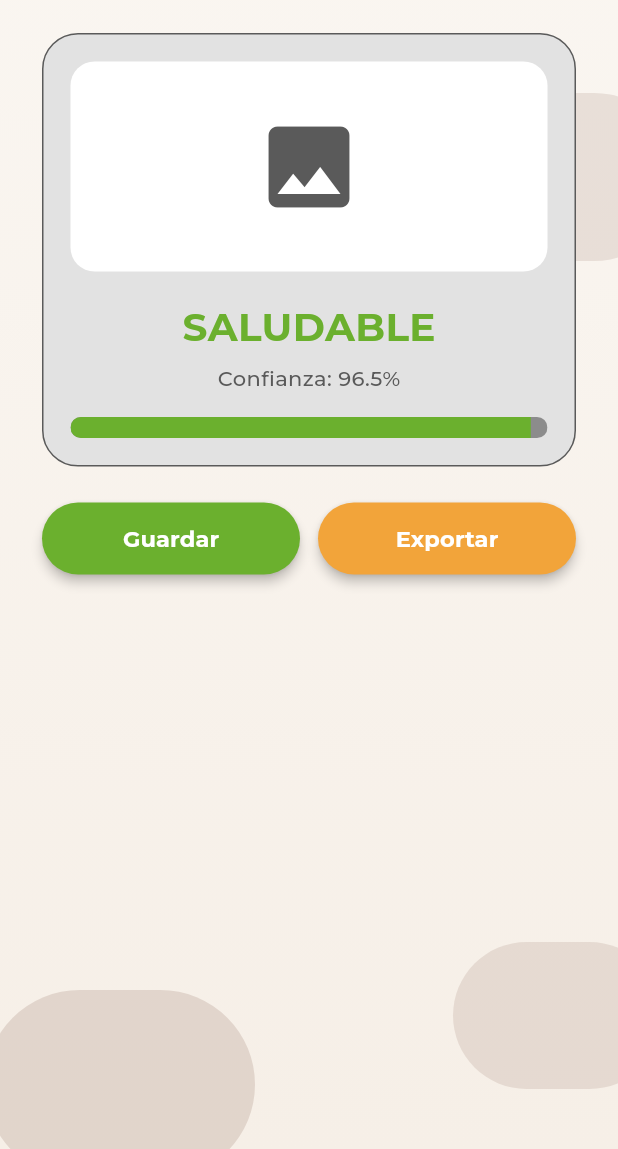
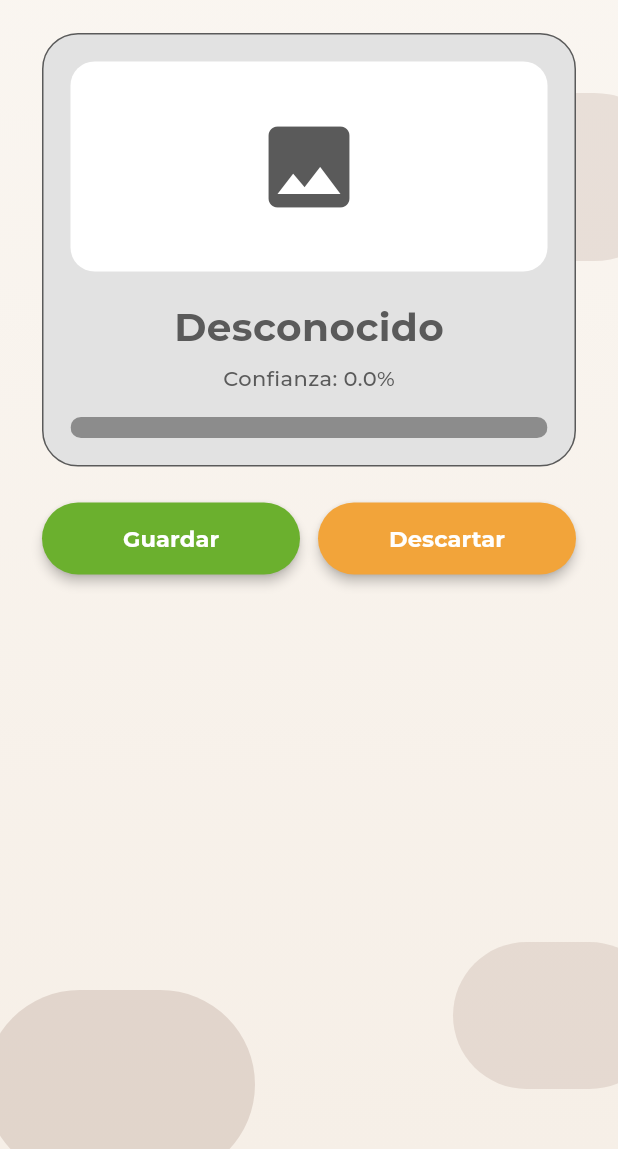
Before and after one commit to adminLTR/CacaoLens, a Flutter app: the ResultScreen screen opened by its route, on a phone screen of 412 x 824 dp, the part 87-1236 px from its top. Run offline on Flutter 3.47's test engine with Material 3 defaults, Android fonts, the phone set to English and light mode, and no system bars; our stand-ins replace connectivity_plus, google_fonts, image_picker; missing offline and left inert: tflite_flutter.

Commit message:
reconocimiento de imagenes

```diff
--- a/frontend/lib/screens/result_screen.dart
+++ b/frontend/lib/screens/result_screen.dart
@@ -1,5 +1,8 @@
+import 'dart:io';
 import 'package:flutter/material.dart';
+import 'package:provider/provider.dart';
 
+import '../providers/analysis_provider.dart';
 import '../theme/app_colors.dart';
 import '../theme/app_text_styles.dart';
 import '../widgets/app_button.dart';
@@ -13,7 +16,40 @@ class ResultScreen extends StatelessWidget {
     return AppScaffold(
       showMenu: true,
       title: const Text('Resultados'),
-      body: SingleChildScrollView(
+      body: Consumer<AnalysisProvider>(
+        builder: (context, provider, child) {
+
+          if (provider.isLoading) {
+            return const Center(
+              child: Column(
+                mainAxisAlignment: MainAxisAlignment.center,
+                children: [
+                  CircularProgressIndicator(color: AppColors.green),
+                  SizedBox(height: 16),
+                  Text("Analizando imagen...", style: TextStyle(fontSize: 16)),
+                ],
+              ),
+            );
+          }
+
+          String categoriaText = "Desconocido";
+          double confianzaValor = 0.0;
+          Color colorEstado = AppColors.grayDark;
+
+          if (provider.result.contains('(')) {
+            final partes = provider.result.split('(');
+            categoriaText = partes[0].trim().toUpperCase();
+
+            final numeroString = partes[1].replaceAll('%)', '');
+            confianzaValor = double.tryParse(numeroString) ?? 0.0;
+
+            // Asignar colores según la calidad
+            if (categoriaText == 'ALTA CALIDAD') colorEstado = AppColors.green;
+            else if (categoriaText == 'MEDIA CALIDAD') colorEstado = AppColors.brown;
+            else if (categoriaText == 'BAJA CALIDAD') colorEstado = Colors.red;
+          }
+
+          return SingleChildScrollView(
             padding: const EdgeInsets.symmetric(horizontal: 28, vertical: 24),
             child: Column(
               children: [
@@ -28,25 +64,41 @@ class ResultScreen extends StatelessWidget {
                     children: [
                       Container(
                         height: 140,
+                        width: double.infinity,
                         decoration: BoxDecoration(
                           color: AppColors.white,
                           borderRadius: BorderRadius.circular(16),
                         ),
-                    child: const Center(
+                        clipBehavior: Clip.antiAlias,
+                        child: provider.selectedImage != null
+                            ? Image.file(
+                                provider.selectedImage!,
+                                fit: BoxFit.cover,
+                              )
+                            : const Center(
                                 child: Icon(Icons.image, size: 72, color: AppColors.grayDark),
                               ),
                       ),
                       const SizedBox(height: 18),
-                  Text('SALUDABLE', style: AppTextStyles.titleLarge.copyWith(color: AppColors.green)),
+
+                      Text(
+                        categoriaText,
+                        style: AppTextStyles.titleLarge.copyWith(color: colorEstado),
+                      ),
                       const SizedBox(height: 6),
-                  Text('Confianza: 96.5%', style: AppTextStyles.body),
+
+                      Text(
+                        'Confianza: $confianzaValor%',
+                        style: AppTextStyles.body,
+                      ),
                       const SizedBox(height: 16),
+
                       ClipRRect(
                         borderRadius: BorderRadius.circular(20),
                         child: LinearProgressIndicator(
-                      value: 0.965,
+                          value: confianzaValor / 100,
                           minHeight: 14,
-                      color: AppColors.green,
+                          color: colorEstado,
                           backgroundColor: AppColors.gray,
                         ),
                       ),
@@ -57,16 +109,26 @@ class ResultScreen extends StatelessWidget {
                 Row(
                   children: [
                     Expanded(
-                  child: AppButton.primary(label: 'Guardar', onPressed: () {}),
+                      child: AppButton.primary(
+                        label: 'Guardar',
+                        onPressed: () {},
+                      ),
                     ),
                     const SizedBox(width: 12),
                     Expanded(
-                  child: AppButton.secondary(label: 'Exportar', onPressed: () {}),
+                      child: AppButton.secondary(
+                        label: 'Descartar',
+                        onPressed: () {
+                           Navigator.of(context).pop(); // Regresa a la pantalla anterior
+                        },
+                      ),
                     ),
                   ],
                 ),
               ],
             ),
+          );
+        },
       ),
     );
   }
```
Also changed, not shown: frontend/lib/main.dart (+10 -1 lines), frontend/lib/providers/analysis_provider.dart (added, +124 -0 lines), frontend/lib/screens/camera_screen.dart (+15 -2 lines), frontend/lib/screens/home_screen.dart (+17 -2 lines), frontend/pubspec.yaml (+6 -2 lines), frontend/pubspec.lock, 5 other files. Lines whose indentation alone changed are shown as unchanged.
